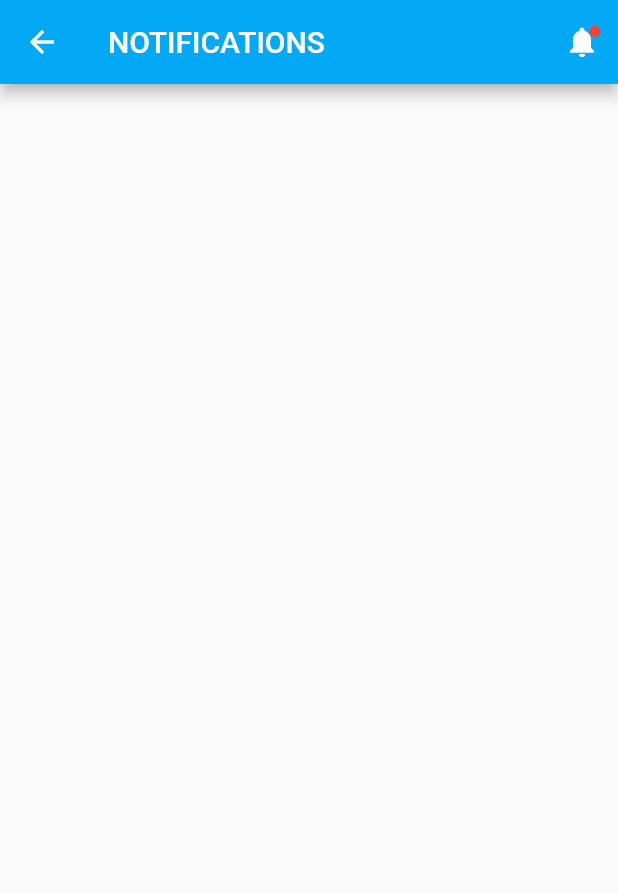
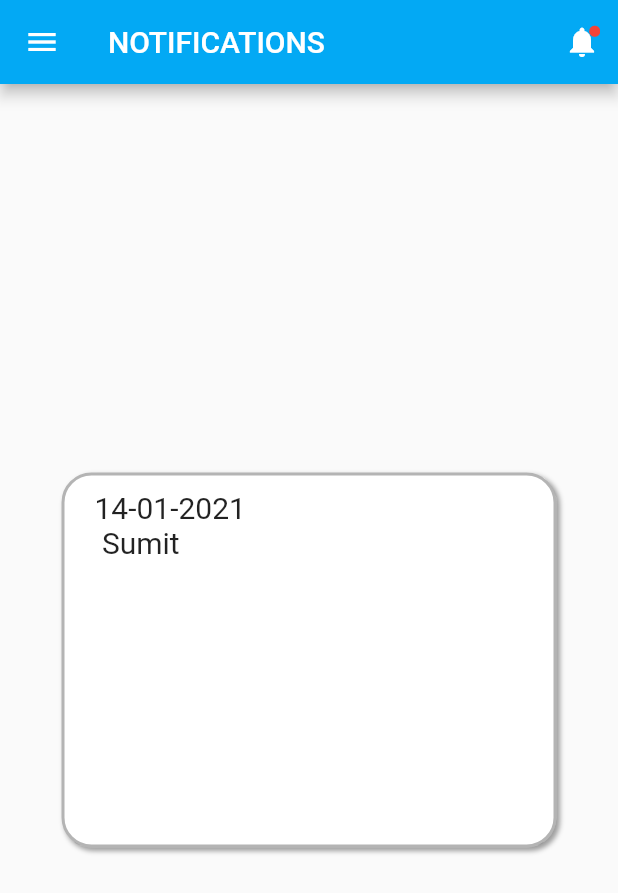
Before and after one commit to IVARA-Application/IV-APP-BACKEND-TEAM, a Flutter app: the NotificationPage screen opened by its route, on a phone screen of 412 x 824 dp. Shown: the top 893 px of the screen. Run offline on Flutter 3.47's test engine with Material 2 defaults, Android fonts, the phone set to English and light mode, and no system bars; our stand-ins replace circular_countdown_timer, image_picker, line_awesome_flutter; missing offline and left inert: condition.

Commit message:
almost done

```diff
--- a/lib/students_app/notification.dart
+++ b/lib/students_app/notification.dart
@@ -1,4 +1,8 @@
+import 'package:flutter/cupertino.dart';
 import 'package:flutter/material.dart';
+
+
+import 'layout/main_drawer.dart';
 
 class NotificationPage extends StatefulWidget{
   static String id = 'NotificationPage';
@@ -6,6 +10,7 @@ class NotificationPage extends StatefulWidget{
   _NotificationPageState  createState() => _NotificationPageState();
 
 }
+
 
 class _NotificationPageState extends State<NotificationPage> {
   @override
@@ -43,6 +48,39 @@ class _NotificationPageState extends State<NotificationPage> {
         ],
       ),
 
+      drawer: MainDrawer(),
+      body: Center(
+        child: Container(
+          width: 330,
+          height: 250,
+          margin: EdgeInsets.all(10),
+          decoration: BoxDecoration(
+              color: Colors.white,
+              border: Border.all(
+                color: Color.fromARGB(75, 0, 0, 0),
+                width: 2,
+              ),
+              borderRadius: BorderRadius.circular(20),
+              boxShadow: [
+                BoxShadow(
+                  color: Colors.grey,
+                  offset: Offset(2,2),
+                  blurRadius: 2,
+                )
+              ]
+          ),
+
+          child: Text(
+            '14-01-2021 \n Sumit ',
+            style: TextStyle(fontSize: 20),
+          ),
+          padding: EdgeInsets.fromLTRB(20, 10, 20, 20),
+        ),
+      ),
+
+
+
+
 
     );
   }
```
